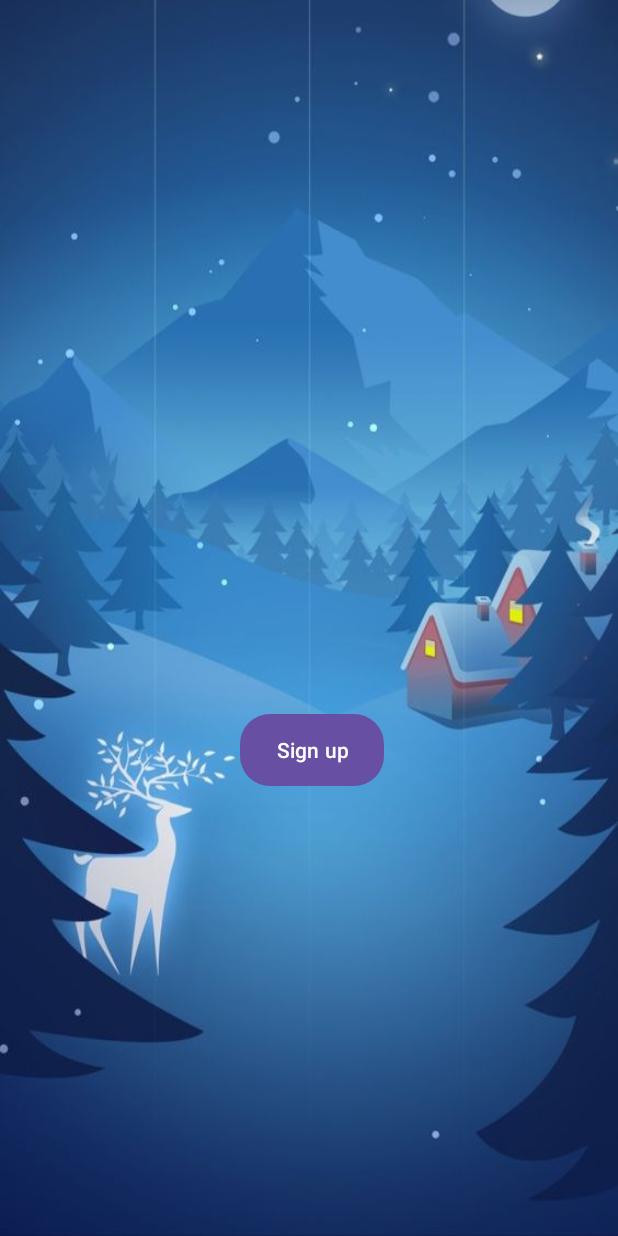
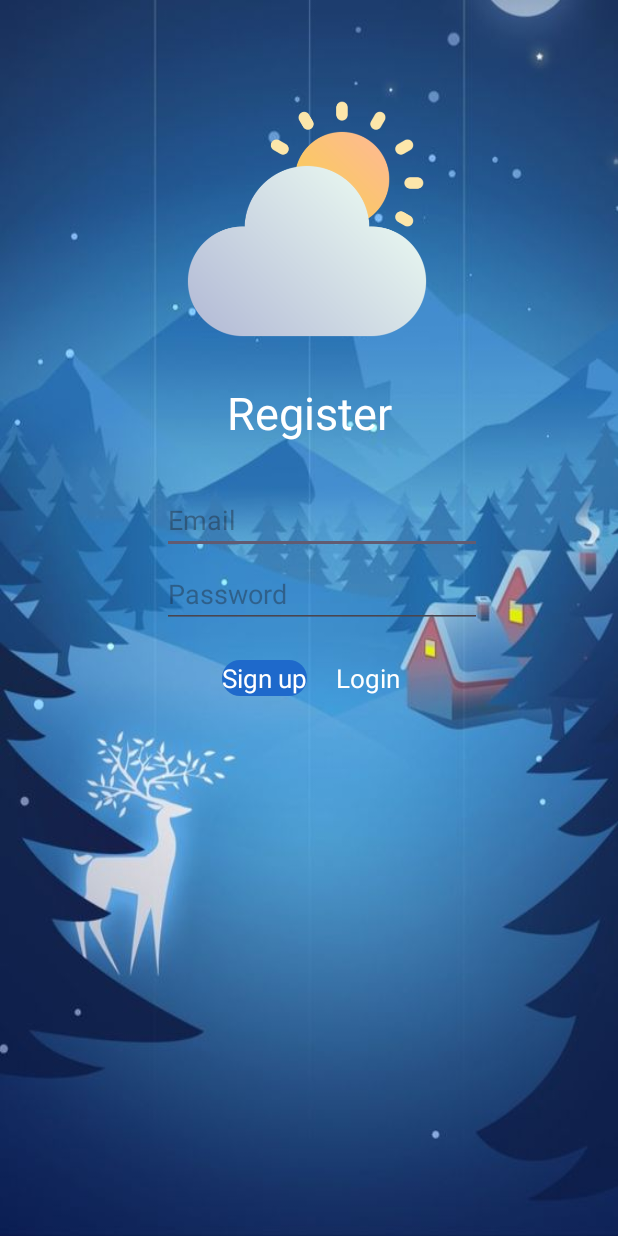
Before and after one commit to vanhioi/Weather_App, an Android app: the sign_up screen opened directly, with no data from a screen before it, on a phone screen of 412 x 824 dp. Run offline under Robolectric (Android 15) with nearby library versions, the phone set to English and light mode, and no system bars; our stand-ins replace Firebase (no records; nobody signed in at launch, a user with empty details on screens opened directly).

Commit message:
Done logn in, done map

```diff
--- a/app/build.gradle.kts
+++ b/app/build.gradle.kts
@@ -1,5 +1,6 @@
 plugins {
     alias(libs.plugins.androidApplication)
+    alias(libs.plugins.googleGmsGoogleServices)
 }
 
 android {
@@ -34,8 +35,10 @@ dependencies {
     implementation(libs.activity)
     implementation(libs.constraintlayout)
     implementation(libs.recyclerview)
+    implementation(libs.firebase.auth)
     testImplementation(libs.junit)
     androidTestImplementation(libs.ext.junit)
     androidTestImplementation(libs.espresso.core)
+    implementation("com.google.android.gms:play-services-maps:18.2.0")
 
 }
--- a/app/src/main/java/com/example/weather_app/Activitis/sign_up.java
+++ b/app/src/main/java/com/example/weather_app/Activitis/sign_up.java
@@ -1,21 +1,106 @@
 package com.example.weather_app.Activitis;
 
+import android.content.Intent;
 import android.os.Bundle;
+import android.text.TextUtils;
+import android.view.View;
+import android.widget.EditText;
+import android.widget.ProgressBar;
+import android.widget.TextView;
+import android.widget.Toast;
 
 import androidx.activity.EdgeToEdge;
+import androidx.annotation.NonNull;
 import androidx.appcompat.app.AppCompatActivity;
 import androidx.core.graphics.Insets;
 import androidx.core.view.ViewCompat;
 import androidx.core.view.WindowInsetsCompat;
 
 import com.example.weather_app.R;
+import com.google.android.gms.tasks.OnCompleteListener;
+import com.google.android.gms.tasks.Task;
+import com.google.firebase.auth.AuthResult;
+import com.google.firebase.auth.FirebaseAuth;
+import com.google.firebase.auth.FirebaseUser;
 
 public class sign_up extends AppCompatActivity {
 
+    EditText edtEmail, edtPassword ;
+    TextView txtSignup,txtLogin ;
+    FirebaseAuth mAuth;
+    ProgressBar progressBar;
+
+    /*@Override
+    public void onStart() {
+        super.onStart();
+        // Check if user is signed in (non-null) and update UI accordingly.
+        FirebaseUser currentUser = mAuth.getCurrentUser();
+        if(currentUser != null){
+            Intent intent = new Intent(getApplicationContext(), MainActivity.class);
+            startActivity(intent);
+            finish();
+        }
+    }*/
 
     @Override
     protected void onCreate(Bundle savedInstanceState) {
         super.onCreate(savedInstanceState);
         setContentView(R.layout.activity_sign_up);
+
+        mAuth = FirebaseAuth.getInstance();
+        edtEmail = findViewById(R.id.edtEmail);
+        edtPassword = findViewById(R.id.edtPassword);
+        txtSignup = findViewById(R.id.txtSignup);
+        progressBar = findViewById(R.id.progressBar);
+        txtLogin = findViewById(R.id.txtLogin);
+
+        txtLogin.setOnClickListener(new View.OnClickListener() {
+            @Override
+            public void onClick(View v) {
+                Intent intent = new Intent(getApplicationContext(), sign_in.class);
+                startActivity(intent);
+                finish();
+            }
+        });
+        txtSignup.setOnClickListener(new View.OnClickListener() {
+            @Override
+            public void onClick(View v) {
+                progressBar.setVisibility(View.VISIBLE);
+                String email, password;
+                email = String.valueOf(edtEmail.getText());
+                password = String.valueOf(edtPassword.getText());
+
+                if(TextUtils.isEmpty(email)){
+                    Toast.makeText(sign_up.this, "Enter Email", Toast.LENGTH_SHORT).show();
+                    return;
+                }
+
+                if(TextUtils.isEmpty(password)){
+                    Toast.makeText(sign_up.this, "Enter Password", Toast.LENGTH_SHORT).show();
+                    return;
+                }
+
+                mAuth.createUserWithEmailAndPassword(email, password)
+                        .addOnCompleteListener(new OnCompleteListener<AuthResult>() {
+                            @Override
+                            public void onComplete(@NonNull Task<AuthResult> task) {
+                                progressBar.setVisibility(View.GONE);
+                                if (task.isSuccessful()) {
+                                    Toast.makeText(sign_up.this, "Tạo tài khoản thành công",
+                                            Toast.LENGTH_SHORT).show();
+                                    Intent intent = new Intent(getApplicationContext(), MainActivity.class);
+                                    startActivity(intent);
+                                    finish();
+                                } else {
+                                    // If sign in fails, display a message to the user.
+                                    Toast.makeText(sign_up.this, "Tạo tài khoản thất bại",
+                                            Toast.LENGTH_SHORT).show();
+                                }
+                            }
+                        });
+
+            }
+        });
+
     }
 }
--- a/app/src/main/res/layout/activity_sign_up.xml
+++ b/app/src/main/res/layout/activity_sign_up.xml
@@ -4,17 +4,84 @@
     xmlns:tools="http://schemas.android.com/tools"
     android:layout_width="match_parent"
     android:layout_height="match_parent"
-    android:background="@drawable/start">
+    android:background="@drawable/background4">
+
+    <ImageView
+        android:id="@+id/imageView6"
+        android:layout_width="wrap_content"
+        android:layout_height="wrap_content"
+        android:layout_marginStart="124dp"
+        android:layout_marginTop="64dp"
+        android:src="@drawable/cloudy_sunny"
+        app:layout_constraintStart_toStartOf="parent"
+        app:layout_constraintTop_toTopOf="parent" />
+
+    <TextView
+        android:layout_width="wrap_content"
+        android:layout_height="wrap_content"
+        android:textColor="#FFFFFF"
+        android:text="Register"
+        android:textSize="30sp"
+        app:layout_constraintBottom_toTopOf="@+id/edtEmail"
+        app:layout_constraintEnd_toEndOf="parent"
+        app:layout_constraintStart_toStartOf="parent"
+        app:layout_constraintTop_toBottomOf="@+id/imageView6" />
+
+    <EditText
+        android:id="@+id/edtEmail"
+        android:layout_width="wrap_content"
+        android:layout_height="wrap_content"
+        android:layout_marginStart="108dp"
+        android:layout_marginTop="324dp"
+        android:ems="10"
+        android:hint="Email"
+        android:inputType="text"
+        app:layout_constraintStart_toStartOf="parent"
+        app:layout_constraintTop_toTopOf="parent" />
+
+    <EditText
+        android:id="@+id/edtPassword"
+        android:layout_width="wrap_content"
+        android:layout_height="wrap_content"
+        android:layout_marginStart="108dp"
+        android:layout_marginTop="4dp"
+        android:ems="10"
+        android:hint="Password"
+        android:inputType="textPassword"
+        app:layout_constraintStart_toStartOf="parent"
+        app:layout_constraintTop_toBottomOf="@+id/edtEmail" />
+
+    <ProgressBar
+        android:id="@+id/progressBar"
+        android:visibility="gone"
+        android:layout_width="wrap_content"
+        android:layout_height="wrap_content"
+        tools:ignore="MissingConstraints" />
+
+    <TextView
+        android:id="@+id/txtLogin"
+        android:layout_width="wrap_content"
+        android:layout_height="wrap_content"
+        android:layout_marginStart="224dp"
+        android:layout_marginTop="440dp"
+        android:text="Login"
+        android:textColor="#FFFFFF"
+        android:textSize="17sp"
+        app:layout_constraintStart_toStartOf="parent"
+        app:layout_constraintTop_toTopOf="parent" />
+
+    <TextView
+        android:id="@+id/txtSignup"
+        android:layout_width="wrap_content"
+        android:layout_height="wrap_content"
+        android:layout_marginStart="148dp"
+        android:layout_marginTop="440dp"
+        android:background="@drawable/background2"
+        android:text="Sign up"
+        android:textColor="#FFFFFF"
+        android:textSize="17sp"
+        app:layout_constraintStart_toStartOf="parent"
+        app:layout_constraintTop_toTopOf="parent" />
 
 
-    <Button
-        android:id="@+id/button2"
-        android:layout_width="wrap_content"
-        android:layout_height="wrap_content"
-        android:layout_marginStart="160dp"
-        android:layout_marginTop="476dp"
-        android:background="@drawable/background2"
-        android:text="Sign up"
-        app:layout_constraintStart_toStartOf="parent"
-        app:layout_constraintTop_toTopOf="parent"></Button>
 </androidx.constraintlayout.widget.ConstraintLayout>
--- a/build.gradle.kts
+++ b/build.gradle.kts
@@ -1,4 +1,5 @@
 // Top-level build file where you can add configuration options common to all sub-projects/modules.
 plugins {
     alias(libs.plugins.androidApplication) apply false
+    alias(libs.plugins.googleGmsGoogleServices) apply false
 }
--- a/gradle/libs.versions.toml
+++ b/gradle/libs.versions.toml
@@ -8,6 +8,8 @@ material = "1.12.0"
 activity = "1.8.0"
 constraintlayout = "2.1.4"
 recyclerview = "1.3.2"
+googleGmsGoogleServices = "4.4.2"
+firebaseAuth = "23.0.0"
 
 [libraries]
 junit = { group = "junit", name = "junit", version.ref = "junit" }
@@ -18,6 +20,8 @@ material = { group = "com.google.android.material", name = "material", version.r
 activity = { group = "androidx.activity", name = "activity", version.ref = "activity" }
 constraintlayout = { group = "androidx.constraintlayout", name = "constraintlayout", version.ref = "constraintlayout" }
 recyclerview = { group = "androidx.recyclerview", name = "recyclerview", version.ref = "recyclerview" }
+firebase-auth = { group = "com.google.firebase", name = "firebase-auth", version.ref = "firebaseAuth" }
 
 [plugins]
 androidApplication = { id = "com.android.application", version.ref = "agp" }
+googleGmsGoogleServices = { id = "com.google.gms.google-services", version.ref = "googleGmsGoogleServices" }
```
Also changed, not shown: app/src/main/AndroidManifest.xml (+21 -9 lines), app/src/main/java/com/example/weather_app/Activitis/GGMap.java (added, +64 -0 lines), app/src/main/java/com/example/weather_app/Activitis/MainActivity.java (+7 -0 lines), app/src/main/java/com/example/weather_app/Activitis/sign_in.java (+74 -8 lines), app/src/main/res/layout/activity_ggmap.xml (added, +29 -0 lines), app/src/main/res/layout/activity_sign_in.xml (+42 -31 lines), gradle/wrapper/gradle-wrapper.properties, 1 other file.
